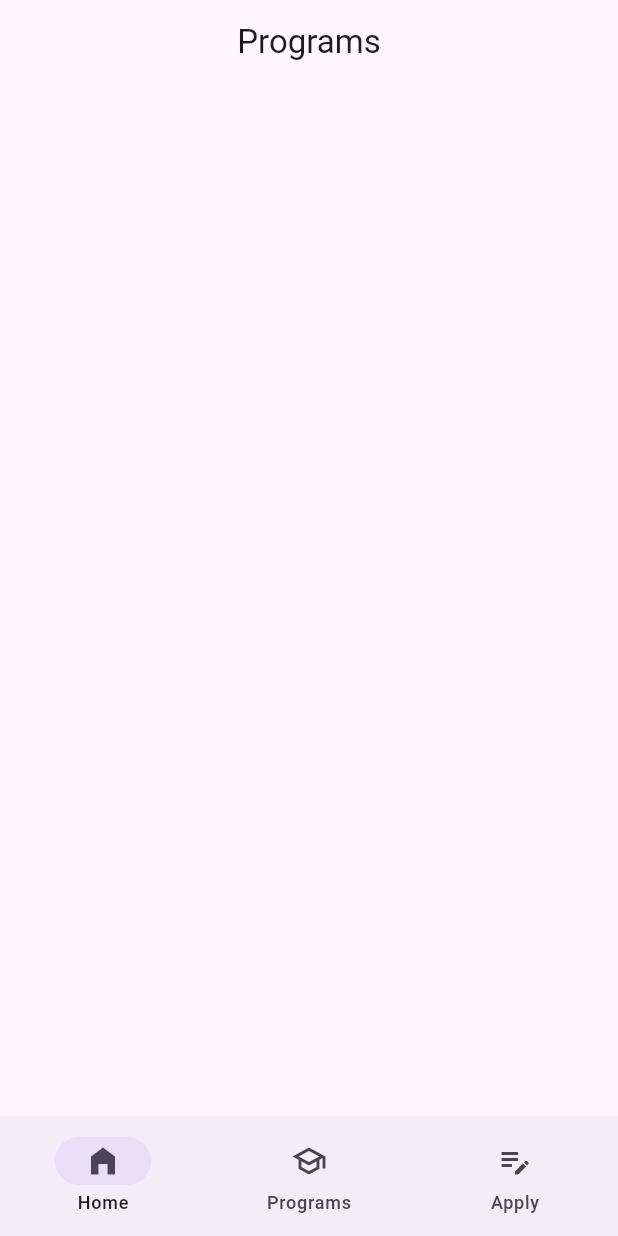
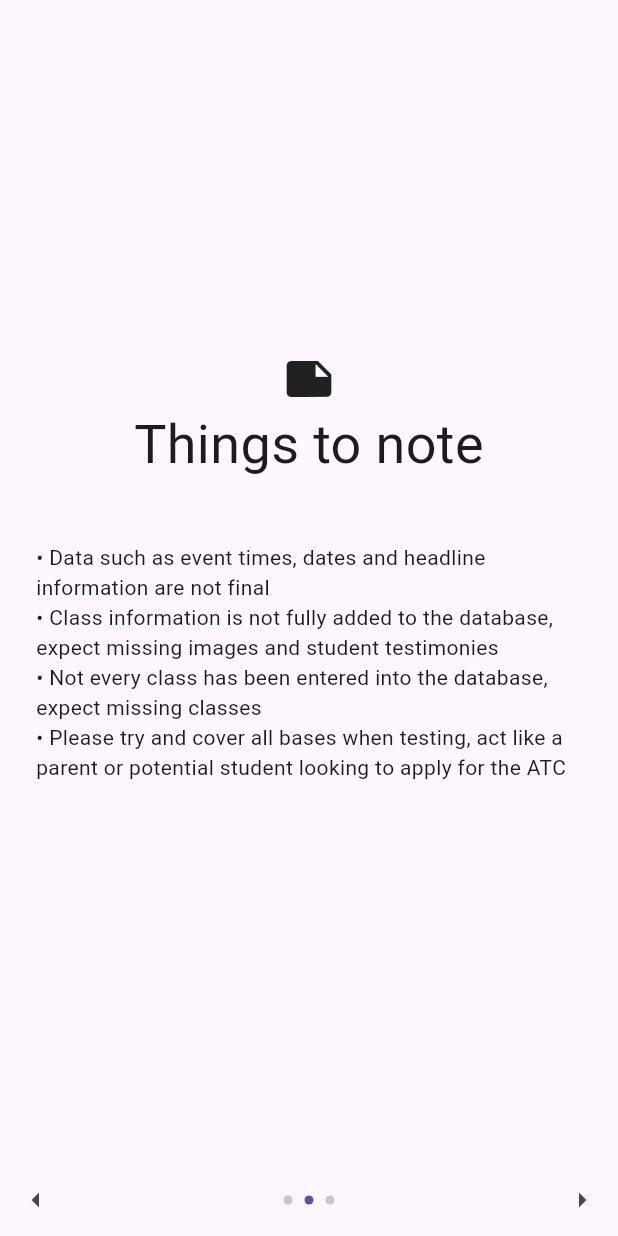
Before and after one commit to Advanced-Technology-Center-VB/ATC-Mobile-App, a Flutter app: the screen it shows after launch, swiped to page 2, on a phone screen of 412 x 824 dp. Run offline on Flutter 3.47's test engine with Material 3 defaults, Android fonts, the phone set to English and light mode, and no system bars; our stand-ins replace flutter_local_notifications, get_it, shared_preferences, timezone; network calls fail.

Commit message:
Added internal test screen

```diff
--- a/lib/route/route_main.dart
+++ b/lib/route/route_main.dart
@@ -1,6 +1,7 @@
 import 'package:atc_mobile_app/destinations/destination_app_hub.dart';
 import 'package:atc_mobile_app/destinations/destination_home.dart';
 import 'package:atc_mobile_app/destinations/destination_programs.dart';
+import 'package:atc_mobile_app/route/route_test.dart';
 import 'package:flutter/material.dart';
 
 /// This route describes the main functionality of the app.
--- a/lib/route/route_splash.dart
+++ b/lib/route/route_splash.dart
@@ -2,6 +2,7 @@ import 'package:atc_mobile_app/contracts/api_service_contract.dart';
 import 'package:atc_mobile_app/contracts/notification_service_contract.dart';
 import 'package:atc_mobile_app/contracts/local_storage_service_contract.dart';
 import 'package:atc_mobile_app/route/route_main.dart';
+import 'package:atc_mobile_app/route/route_test.dart';
 import 'package:atc_mobile_app/services/api_service.dart';
 import 'package:atc_mobile_app/services/notification_service.dart';
 import 'package:atc_mobile_app/services/local_storage_service.dart';
@@ -71,7 +72,7 @@ class _RouteSplashState extends State<RouteSplash> {
   @override
   Widget build(BuildContext context) {
     return _preprocessProgress == _numPreprocesses
-      ? const RouteMain()
+      ? const RouteTest()
       : const Scaffold(
         body: Center(
           child: CircularProgressIndicator(),
--- /dev/null
+++ b/lib/route/route_test.dart
@@ -0,0 +1,167 @@
+import 'package:atc_mobile_app/route/route_main.dart';
+import 'package:flutter/material.dart';
+
+class RouteTest extends StatefulWidget {
+  const RouteTest({super.key});
+
+  @override
+  State<RouteTest> createState() => _RouteTestState();
+
+}
+
+class _RouteTestState extends State<RouteTest> {
+  final _controller = PageController();
+
+  late List<Widget> _pages;
+
+  _RouteTestState() {
+    _pages = <Widget>[
+      const Flex(
+        direction: Axis.vertical,
+        children: [
+          Spacer(),
+          Icon(Icons.access_time, size: 36,),
+          Text(
+            "ATC next Internal Test",
+            textAlign: TextAlign.center,
+            style: TextStyle(
+              fontWeight: FontWeight.w400,
+              fontSize: 36
+            ),
+          ),
+          SizedBox(height: 40),
+          Text(
+            "Welcome to the ATC next internal test. You downloaded this app because you agreed to provide testing feedback and point out potential bug fixes for the app. If you do not intend to do so, please uninstall this application immeadiately.",
+            textAlign: TextAlign.center,
+          ),
+          Spacer()
+        ],
+      ),
+      const Column(
+        children: [
+          Spacer(),
+          Icon(Icons.note, size: 36,),
+          Text(
+            "Things to note",
+            textAlign: TextAlign.center,
+            style: TextStyle(
+              fontWeight: FontWeight.w400,
+              fontSize: 36
+            ),
+          ),
+          SizedBox(height: 40),
+          Padding(
+            padding: EdgeInsets.symmetric(horizontal: 8),
+            child: Text(
+              "\u2022 Data such as event times, dates and headline information are not final\n"
+              "\u2022 Class information is not fully added to the database, expect missing images and student testimonies\n"
+              "\u2022 Not every class has been entered into the database, expect missing classes\n"
+              "\u2022 Please try and cover all bases when testing, act like a parent or potential student looking to apply for the ATC\n"
+            ),
+          ),
+          Spacer()
+        ],
+      ),
+      Column(
+        children: [
+          const Spacer(),
+          const Icon(Icons.person, size: 36,),
+          const Text(
+            "Providing feedback",
+            textAlign: TextAlign.center,
+            style: TextStyle(
+              fontWeight: FontWeight.w400,
+              fontSize: 36
+            ),
+          ),
+          const SizedBox(height: 40),
+          const Text("Your feedback is crucial to ensuring a good experience for parents and potential students during and after STEM night. If you have any suggestions, bug reports, or questions, you can contact me at the following:", textAlign: TextAlign.center,),
+          const SizedBox(height: 40),
+          const Wrap(direction: Axis.horizontal, crossAxisAlignment: WrapCrossAlignment.center, spacing: 8, children: [
+            Icon(Icons.email_outlined),
+            Text("Email: wstrongvi@gmail.com"),
+          ]),
+          const SizedBox(height: 8,),
+          const Wrap(direction: Axis.horizontal, crossAxisAlignment: WrapCrossAlignment.center, spacing: 8, children: [
+            Icon(Icons.sms_outlined),
+            Text("Text: (757) 204-1447"),
+          ]),
+          const SizedBox(height: 40),
+          FilledButton(onPressed: () {
+            Navigator.pushAndRemoveUntil(context, MaterialPageRoute(builder: (_) => const RouteMain()), (Route<dynamic> route) => false);
+
+          }, child: const Text("Start testing")),
+          const Spacer()
+        ],
+      )
+    ];
+  }
+
+  int _currentPage = 0;
+
+  @override
+  Widget build(BuildContext context) => Scaffold(
+    body: SafeArea(
+      child: Padding(
+        padding: const EdgeInsets.all(16),
+        child: PageView(
+          controller: _controller,
+          onPageChanged: (value) => setState(() => _currentPage = value),
+          children: _pages
+        ),
+      )
+    ),
+    bottomNavigationBar: SafeArea(
+      child: Flex(
+        direction: Axis.horizontal,
+        children: [
+          IconButton(
+            onPressed: () {
+              if (_currentPage > 0) {
+                setState(() {
+                  _controller.animateToPage(
+                    --_currentPage,
+                    duration: const Duration(milliseconds: 500),
+                    curve: Curves.easeInOutCirc
+                  );
+                });
+              }
+            },
+            icon: const Icon(Icons.arrow_left)
+          ),
+          const Spacer(),
+          Wrap(
+            spacing: 8,
+            direction: Axis.horizontal,
+            children: _pages.asMap().entries.map(
+              (index) => Container(
+                width: 6,
+                height: 6,
+                decoration: BoxDecoration(
+                  borderRadius: BorderRadius.circular(100),
+                  color: _currentPage == index.key ? Theme.of(context).colorScheme.primary : Theme.of(context).colorScheme.outlineVariant)
+                ),
+
+              ).toList()
+          ),
+          const Spacer(),
+          IconButton(
+            onPressed: () {
+              if (_currentPage < _pages.length - 1) {
+                setState(() {
+                  _controller.animateToPage(
+                    ++_currentPage,
+                    duration: const Duration(milliseconds: 500),
+                    curve: Curves.easeInOutCirc
+                  );
+                });
+              }
+            },
+            icon: const Icon(Icons.arrow_right)
+          ),
+        ]
+      ),
+    )
+  );
+
+}
--- a/pubspec.yaml
+++ b/pubspec.yaml
@@ -1,7 +1,7 @@
 name: atc_mobile_app
 description: "ATC next mobile app"
 publish_to: 'none'
-version: 0.1.1
+version: 0.1.2+3
 
 environment:
   sdk: ^3.5.1
```
Also changed, not shown: 1 other file.
